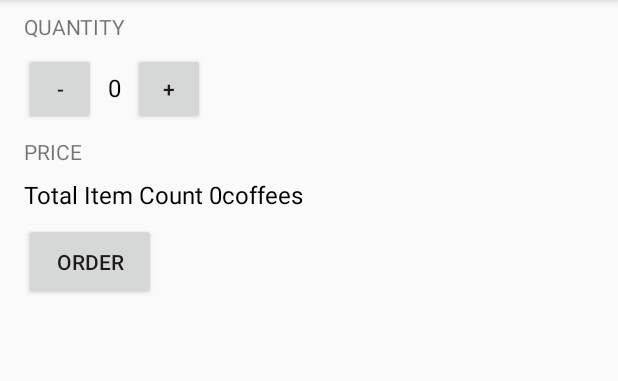
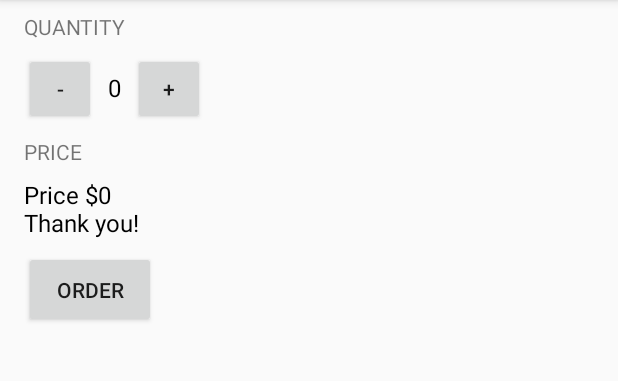
Before and after one commit to wlin3/JustJava, an Android app: the screen it shows after launch (MainActivity), after a tap on "ORDER", on a phone screen of 412 x 824 dp, the part 84-465 px from its top. Run offline under Robolectric (Android 15) with nearby library versions, the phone set to English and light mode, and no system bars.

Commit message:
Finished Lesson and Changed Display Text

```diff
--- a/app/src/main/java/com/example/myapplication/MainActivity.java
+++ b/app/src/main/java/com/example/myapplication/MainActivity.java
@@ -45,7 +45,9 @@ public class MainActivity extends AppCompatActivity {
      * This method is called when the order button is clicked.
      */
     public void submitOrder(View view) {
-        String priceMessage = "Total Item Count " + quantity + "coffees";
+        int price = quantity *5;
+        String priceMessage = "Price $" + price;
+        priceMessage = priceMessage + "\nThank you!";
         displayMessage(priceMessage);
     }
 
```
